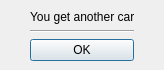
Before: the Qt Designer form Code/StoneAge/showcivreward.ui in Scuffed-Boardgames/Qt-StoneAge, drawn with Qt 5.
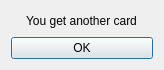
After: the same form once the commit is applied.

What changed in the file:
```diff
--- a/Code/StoneAge/showcivreward.ui
+++ b/Code/StoneAge/showcivreward.ui
@@ -13,30 +13,14 @@
   <property name="windowTitle">
    <string>Dialog</string>
   </property>
-  <widget class="QWidget" name="">
-   <property name="geometry">
-    <rect>
-     <x>30</x>
-     <y>10</y>
-     <width>104</width>
-     <height>51</height>
-    </rect>
-   </property>
-   <layout class="QVBoxLayout" name="verticalLayout">
-    <item>
+  <layout class="QVBoxLayout" name="verticalLayout_2">
+   <item alignment="Qt::AlignHCenter">
      <widget class="QLabel" name="label">
       <property name="text">
        <string>You get another card</string>
       </property>
      </widget>
     </item>
-    <item>
-     <widget class="Line" name="line">
-      <property name="orientation">
-       <enum>Qt::Horizontal</enum>
-      </property>
-     </widget>
-    </item>
     <item>
      <widget class="QPushButton" name="pushButton">
       <property name="text">
@@ -45,7 +29,6 @@
      </widget>
     </item>
    </layout>
-  </widget>
  </widget>
  <resources/>
  <connections/>
```
Lines whose indentation alone changed are shown as unchanged.
